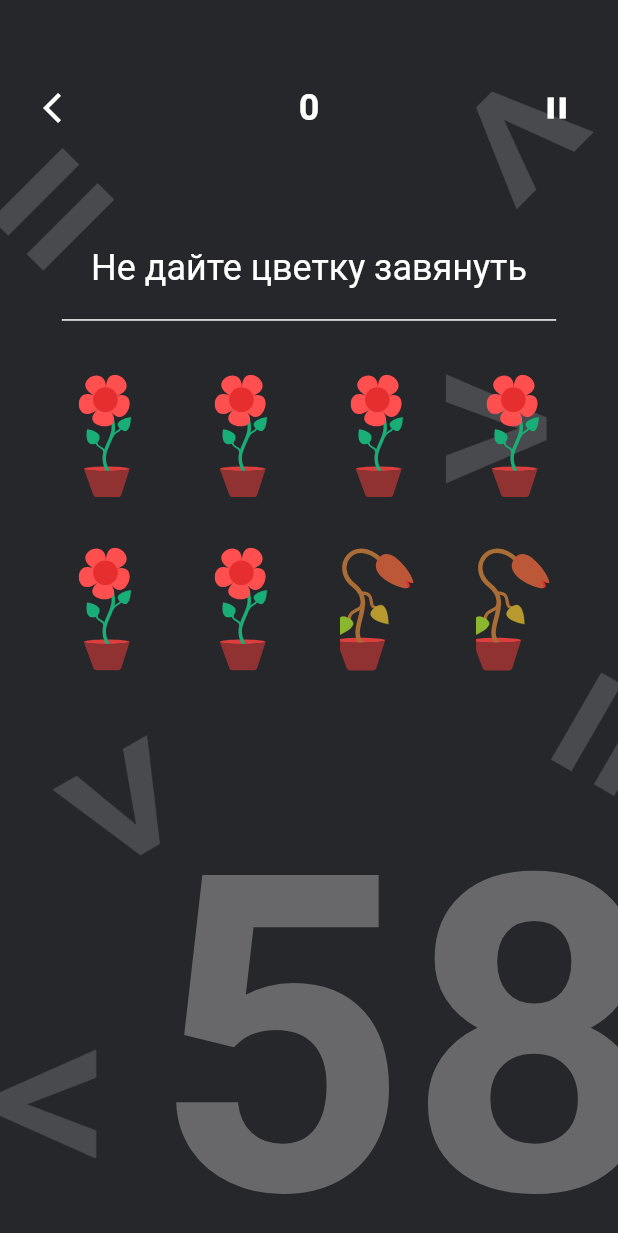
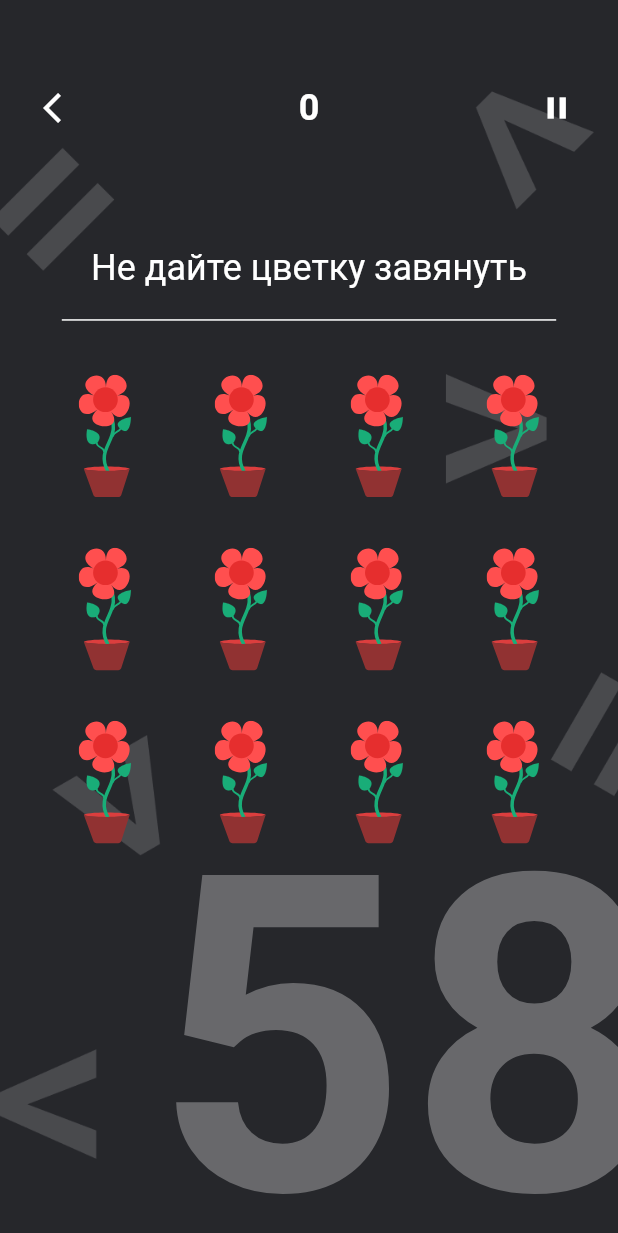
Before and after one commit to LevQo/brain_flower, a Flutter app: the WateringFlowersGameScreen screen opened by its route, on a phone screen of 412 x 824 dp. Shown: the top 1233 px of the screen. Run offline on Flutter 3.47's test engine with Material 2 defaults, Android fonts, the phone set to English and light mode, and no system bars; drawn by our look-alikes of auto_size_text; our stand-ins replace equatable, flutter_bloc, flutter_svg.

```diff
--- a/lib/blocs/dominoes_game/dominoes_game_bloc.dart
+++ b/lib/blocs/dominoes_game/dominoes_game_bloc.dart
@@ -80,8 +80,8 @@ class DominoesGameBloc extends Bloc<DominoesGameEvent, DominoesGameState> {
   Future<List<bool>> _generateRandomDomino() async {
     final dots = <bool>[];
     for (int i = 0; i < 9; i++) {
-      var randomInt = _random.nextInt(2);
-      var isActiveDot = randomInt == 0;
+      var randomInt = _random.nextBool();
+      var isActiveDot = randomInt;
       dots.add(isActiveDot);
     }
     return dots;
--- /dev/null
+++ b/lib/blocs/watering_flowers_game/watering_flowers_game_event.dart
@@ -0,0 +1,30 @@
+import 'package:brain_flower/data/watering_flowers_game/watering_flower_model.dart';
+import 'package:equatable/equatable.dart';
+
+class WateringFlowersGameEvent extends Equatable {
+  @override
+  List<Object> get props => [];
+}
+
+class InitStartScreenWateringFlowers extends WateringFlowersGameEvent{
+  @override
+  List<Object> get props => super.props;
+}
+
+class ToWaterFlowerGameEvent extends WateringFlowersGameEvent {
+  final WateringFlowerModel flower;
+
+  ToWaterFlowerGameEvent(this.flower);
+
+  @override
+  List<Object> get props => [this.flower];
+}
+
+class ToDowngradeFlowerGameEvent extends WateringFlowersGameEvent {
+  final WateringFlowerModel flower;
+
+  ToDowngradeFlowerGameEvent(this.flower);
+
+  @override
+  List<Object> get props => [this.flower];
+}
--- /dev/null
+++ b/lib/blocs/watering_flowers_game/watering_flowers_game_state.dart
@@ -0,0 +1,16 @@
+import 'package:brain_flower/data/watering_flowers_game/watering_flower_model.dart';
+
+class WateringFlowersGameState {
+  const WateringFlowersGameState();
+}
+
+class InitialWateringFlowersGameStateState extends WateringFlowersGameState {}
+
+class UpdatedWateringFlowersState extends WateringFlowersGameState {
+  final List<WateringFlowerModel> flowers;
+  final bool isCorrectAnswer;
+  final int scores;
+
+  UpdatedWateringFlowersState(
+      {this.flowers, this.isCorrectAnswer, this.scores});
+}
--- /dev/null
+++ b/lib/data/watering_flowers_game/watering_flower_model.dart
@@ -0,0 +1,9 @@
+import 'package:brain_flower/data/watering_flowers_game/flower_types_watering_flowers.dart';
+
+class WateringFlowerModel{
+  final FlowerTypesWateringFlowers type;
+  final int timeToDowngrade;
+  final int position;
+
+  WateringFlowerModel(this.type, this.timeToDowngrade, this.position);
+}
--- a/lib/main.dart
+++ b/lib/main.dart
@@ -2,6 +2,7 @@ import 'package:brain_flower/screens/dominoes_game/dominoes_game_screen.dart';
 import 'package:brain_flower/screens/find_number_game/find_number_game_screen.dart';
 import 'package:brain_flower/screens/find_object_game/find_object_game_screen.dart';
 import 'package:brain_flower/screens/games_screen/games_screen.dart';
+import 'package:brain_flower/screens/math_memory_game/math_memory_game_screen.dart';
 import 'package:brain_flower/screens/more_less_game/more_less_game_screen.dart';
 import 'package:brain_flower/screens/watering_flowers_game/watering_flowers_game_screen.dart';
 import 'package:flutter/material.dart';
@@ -21,7 +22,7 @@ class MyApp extends StatelessWidget {
             TargetPlatform.iOS: CupertinoPageTransitionsBuilder(),
           })),
       home: FindNumberGameScreen(),
-      initialRoute: '/watering_flowers_game',
+      initialRoute: '/math_memory_game',
       routes: {
         '/games': (context) => GamesScreen(),
         '/more_less_game': (context) => MoreLessGameScreen(),
@@ -29,6 +30,7 @@ class MyApp extends StatelessWidget {
         '/dominoes_game': (context) => DominoesGameScreen(),
         '/find_object_game': (context) => FindObjectGameScreen(),
         '/watering_flowers_game': (context) => WateringFlowersGameScreen(),
+        '/math_memory_game': (context) => MathMemoryGameScreen(),
       },
     );
   }
--- a/lib/screens/watering_flowers_game/watering_flowers_game_screen.dart
+++ b/lib/screens/watering_flowers_game/watering_flowers_game_screen.dart
@@ -1,4 +1,8 @@
+import 'package:brain_flower/blocs/watering_flowers_game/watering_flowers_game_bloc.dart';
+import 'package:brain_flower/blocs/watering_flowers_game/watering_flowers_game_event.dart';
+import 'package:brain_flower/blocs/watering_flowers_game/watering_flowers_game_state.dart';
 import 'package:brain_flower/data/watering_flowers_game/flower_types_watering_flowers.dart';
+import 'package:brain_flower/data/watering_flowers_game/watering_flower_model.dart';
 import 'package:brain_flower/resources/colors.dart';
 import 'package:brain_flower/resources/drawables.dart';
 import 'package:brain_flower/widgets/custom_app_bar.dart';
@@ -6,13 +10,17 @@ import 'package:brain_flower/widgets/custom_timer.dart';
 import 'package:brain_flower/widgets/title_text.dart';
 import 'package:brain_flower/widgets/white_divider.dart';
 import 'package:flutter/material.dart';
+import 'package:flutter_bloc/flutter_bloc.dart';
 import 'package:flutter_svg/flutter_svg.dart';
 import 'package:brain_flower/utils/extensions.dart';
 
 class WateringFlowersGameScreen extends StatelessWidget {
   @override
   Widget build(BuildContext context) {
-    return Scaffold(
+    return BlocProvider<WateringFlowersGameBloc>(
+      create: (context) =>
+          WateringFlowersGameBloc()..add(InitStartScreenWateringFlowers()),
+      child: Scaffold(
         backgroundColor: CustomColors.primaryDarkBackgroundColor,
         body: Container(
           decoration: BoxDecoration(
@@ -20,12 +28,22 @@ class WateringFlowersGameScreen extends StatelessWidget {
                 image: AssetImage(Drawables.backgroundMoreLess),
                 fit: BoxFit.cover),
           ),
-        child: _buildMainContainer(context),
+          child: BlocBuilder<WateringFlowersGameBloc, WateringFlowersGameState>(
+            builder: (context, state) {
+              if (state is UpdatedWateringFlowersState) {
+                return _buildMainContainer(context, state);
+              } else {
+                return Container();
+              }
+            },
+          ),
+        ),
       ),
     );
   }
 
-  Widget _buildMainContainer(BuildContext context) {
+  Widget _buildMainContainer(
+      BuildContext context, UpdatedWateringFlowersState state) {
     return Stack(
       children: <Widget>[
         Positioned(
@@ -33,7 +51,7 @@ class WateringFlowersGameScreen extends StatelessWidget {
           left: context.screenWidth * 0.07,
           top: context.screenHeight * 0.07,
           child: CustomAppBar(
-            score: '0',
+            score: state.scores.toString(),
           ),
         ),
         Positioned(
@@ -52,7 +70,8 @@ class WateringFlowersGameScreen extends StatelessWidget {
             mainAxisAlignment: MainAxisAlignment.center,
             children: <Widget>[
               TitleText(
-                  text: 'Не дайте цветку завянуть', isCorrectAnswer: null),
+                  text: 'Не дайте цветку завянуть',
+                  isCorrectAnswer: state.isCorrectAnswer),
               SizedBox(height: 20.0),
               WhiteDivider(),
               SizedBox(height: 20.0),
@@ -61,24 +80,7 @@ class WateringFlowersGameScreen extends StatelessWidget {
                 child: Wrap(
                   runSpacing: context.screenHeight * 0.04,
                   spacing: context.screenWidth * 0.1,
-                  children: <Widget>[
-                    FlowerWateringGameWidget(
-                        type: FlowerTypesWateringFlowers.HEALTHY),
-                    FlowerWateringGameWidget(
-                        type: FlowerTypesWateringFlowers.HEALTHY),
-                    FlowerWateringGameWidget(
-                        type: FlowerTypesWateringFlowers.HEALTHY),
-                    FlowerWateringGameWidget(
-                        type: FlowerTypesWateringFlowers.HEALTHY),
-                    FlowerWateringGameWidget(
-                        type: FlowerTypesWateringFlowers.HEALTHY),
-                    FlowerWateringGameWidget(
-                        type: FlowerTypesWateringFlowers.HEALTHY),
-                    FlowerWateringGameWidget(
-                        type: FlowerTypesWateringFlowers.WILTED),
-                    FlowerWateringGameWidget(
-                        type: FlowerTypesWateringFlowers.WILTED),
-                  ],
+                  children: _buildFlowers(state.flowers),
                 ),
               ),
             ],
@@ -87,12 +89,21 @@ class WateringFlowersGameScreen extends StatelessWidget {
       ],
     );
   }
+
+  List<Widget> _buildFlowers(List<WateringFlowerModel> flowers) {
+    var flowerWidgets = <FlowerWateringGameWidget>[];
+    flowers.forEach((flower) {
+      var flowerWidget = FlowerWateringGameWidget(flower: flower);
+      flowerWidgets.add(flowerWidget);
+    });
+    return flowerWidgets;
+  }
 }
 
 class FlowerWateringGameWidget extends StatefulWidget {
-  final FlowerTypesWateringFlowers type;
+  final WateringFlowerModel flower;
 
-  const FlowerWateringGameWidget({this.type});
+  const FlowerWateringGameWidget({this.flower});
 
   @override
   _FlowerWateringGameWidgetState createState() =>
@@ -100,42 +111,66 @@ class FlowerWateringGameWidget extends StatefulWidget {
 }
 
 class _FlowerWateringGameWidgetState extends State<FlowerWateringGameWidget>
-    with SingleTickerProviderStateMixin {
+    with TickerProviderStateMixin {
   AnimationController _animationController;
-  FlowerTypesWateringFlowers type;
 
   @override
   void initState() {
-    type = widget.type;
-
-    _animationController =
-        AnimationController(vsync: this, duration: Duration(seconds: 4));
-
-    _animationController.forward();
-    _animationController.addListener(() {
-      setState(() {});
-    });
-
-    _animationController.addStatusListener((status) {
-      if(status == AnimationStatus.completed){
-        type = FlowerTypesWateringFlowers.WILTED;
-      }
-    });
-
+    _initAnimation();
     super.initState();
   }
 
   @override
+  void didUpdateWidget(FlowerWateringGameWidget oldWidget) {
+    _initAnimation();
+    super.didUpdateWidget(oldWidget);
+  }
+
+  @override
   Widget build(BuildContext context) {
-    return Container(
-      height: MediaQuery.of(context).size.height * 0.1,
-      width: MediaQuery.of(context).size.width * 0.12,
+    return widget.flower.type != null
+        ? _buildFlower(context)
+        : _buildEmptyItem(context);
+  }
+
+  Widget _buildFlower(BuildContext context) {
+    return GestureDetector(
+        onTap: () => context
+            .bloc<WateringFlowersGameBloc>()
+            .add(ToWaterFlowerGameEvent(widget.flower)),
+        child: Container(
+          height: context.screenHeight * 0.1,
+          width: context.screenWidth * 0.12,
           child: SvgPicture.asset(
-        type == FlowerTypesWateringFlowers.HEALTHY
+            widget.flower.type == FlowerTypesWateringFlowers.HEALTHY
                 ? Drawables.healthyFlower
                 : Drawables.wiltedFlower,
             fit: BoxFit.fitHeight,
           ),
+        ));
+  }
+
+  Widget _buildEmptyItem(BuildContext context) {
+    return Container(
+      height: context.screenHeight * 0.1,
+      width: context.screenWidth * 0.12,
     );
   }
+
+  void _initAnimation() {
+    _animationController = null;
+    _animationController = AnimationController(
+        vsync: this,
+        duration: Duration(seconds: widget.flower.timeToDowngrade));
+
+    _animationController.forward();
+
+    _animationController.addStatusListener((status) {
+      if (status == AnimationStatus.completed) {
+        context
+            .bloc<WateringFlowersGameBloc>()
+            .add(ToDowngradeFlowerGameEvent(widget.flower));
       }
+    });
+  }
+}
```
Also changed, not shown: lib/blocs/watering_flowers_game/watering_flowers_game_bloc.dart (added, +104 -0 lines), lib/screens/math_memory_game/math_memory_game_screen.dart (added, +82 -0 lines). Lines whose indentation alone changed are shown as unchanged.
